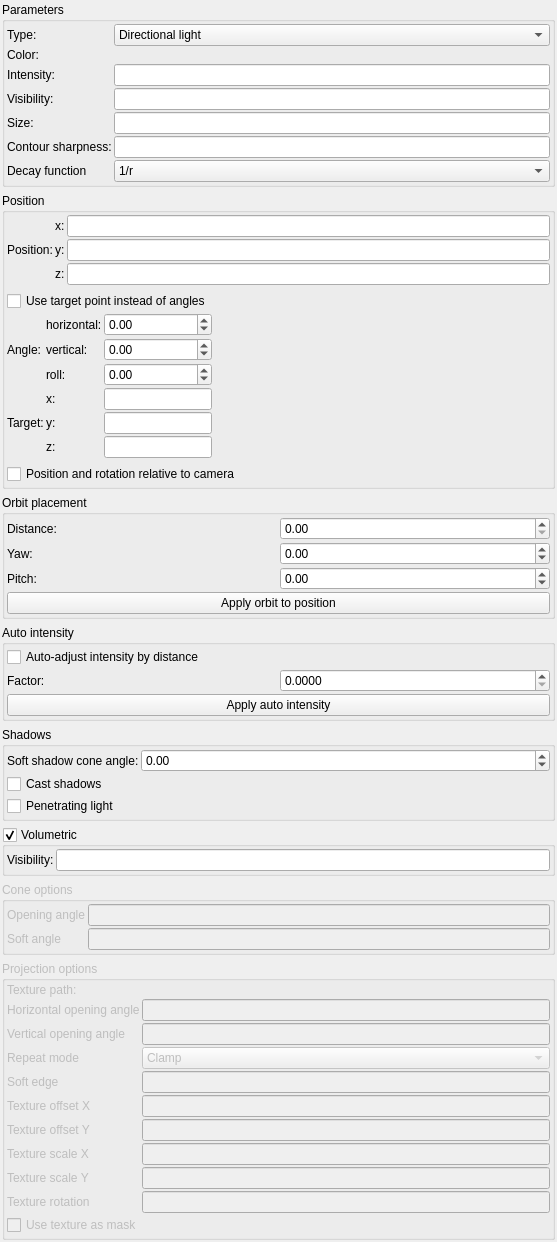
The window that mandelbulber2/qt/light_editor.ui (irinox-ctrl/mandelbulber2) describes before a commit, drawn with Qt 5.
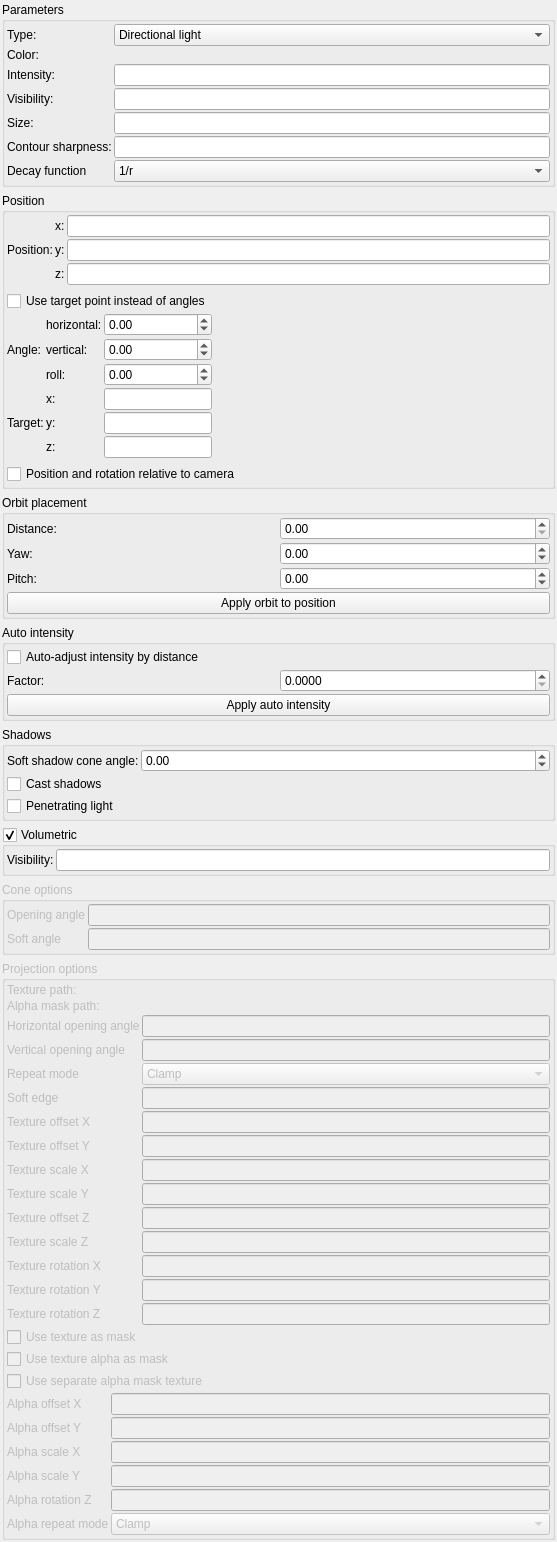
The same window after the commit. Icons and pictures are not drawn. Custom widgets are drawn as their Qt base class.

Commit message: feat: AUX light alpha mask texture + 3D projection transforms + gradient fixes

Patch:
```diff
--- a/mandelbulber2/qt/light_editor.ui
+++ b/mandelbulber2/qt/light_editor.ui
@@ -1000,6 +1000,32 @@
           </property>
          </widget>
         </item>
+        <item row="1" column="1">
+         <widget class="FileSelectWidget" name="text_file_texture_alpha" native="true">
+          <property name="sizePolicy">
+           <sizepolicy hsizetype="Expanding" vsizetype="Preferred">
+            <horstretch>0</horstretch>
+            <verstretch>0</verstretch>
+           </sizepolicy>
+          </property>
+          <property name="toolTip">
+           <string>&lt;html&gt;&lt;head/&gt;&lt;body&gt;&lt;p&gt;Path to an optional alpha mask texture. When &amp;quot;Use texture alpha as mask&amp;quot; is enabled, this image's brightness controls where the projection light is visible (white = full light, black = no light).&lt;/p&gt;&lt;/body&gt;&lt;/html&gt;</string>
+          </property>
+         </widget>
+        </item>
+        <item row="1" column="0">
+         <widget class="QLabel" name="label_alpha_texture">
+          <property name="sizePolicy">
+           <sizepolicy hsizetype="Maximum" vsizetype="Preferred">
+            <horstretch>0</horstretch>
+            <verstretch>0</verstretch>
+           </sizepolicy>
+          </property>
+          <property name="text">
+           <string>Alpha mask path:</string>
+          </property>
+         </widget>
+        </item>
        </layout>
       </item>
       <item>
@@ -1158,7 +1184,7 @@
          </widget>
         </item>
         <item row="6" column="0">
-         <widget class="QLabel" name="label_texture_scale_x">
+         <widget class="QLabel" name="label_texture_offset_z">
           <property name="sizePolicy">
            <sizepolicy hsizetype="Maximum" vsizetype="Preferred">
             <horstretch>0</horstretch>
@@ -1174,14 +1200,14 @@
          </widget>
         </item>
         <item row="6" column="1">
-         <widget class="MyLineEdit" name="logedit_projection_texture_scale_x">
+         <widget class="MyLineEdit" name="logedit_projection_texture_offset_z">
           <property name="toolTip">
            <string>&lt;html&gt;&lt;head/&gt;&lt;body&gt;&lt;p&gt;Horizontal scale of the projected texture. 1.0 = original size.&lt;/p&gt;&lt;/body&gt;&lt;/html&gt;</string>
           </property>
          </widget>
         </item>
         <item row="7" column="0">
-         <widget class="QLabel" name="label_texture_scale_y">
+         <widget class="QLabel" name="label_texture_scale_x">
           <property name="sizePolicy">
            <sizepolicy hsizetype="Maximum" vsizetype="Preferred">
             <horstretch>0</horstretch>
@@ -1197,14 +1223,14 @@
          </widget>
         </item>
         <item row="7" column="1">
-         <widget class="MyLineEdit" name="logedit_projection_texture_scale_y">
+         <widget class="MyLineEdit" name="logedit_projection_texture_scale_x">
           <property name="toolTip">
            <string>&lt;html&gt;&lt;head/&gt;&lt;body&gt;&lt;p&gt;Vertical scale of the projected texture. 1.0 = original size.&lt;/p&gt;&lt;/body&gt;&lt;/html&gt;</string>
           </property>
          </widget>
         </item>
         <item row="8" column="0">
-         <widget class="QLabel" name="label_texture_rotation">
+         <widget class="QLabel" name="label_texture_scale_y">
           <property name="sizePolicy">
            <sizepolicy hsizetype="Maximum" vsizetype="Preferred">
             <horstretch>0</horstretch>
@@ -1212,7 +1238,7 @@
            </sizepolicy>
           </property>
           <property name="text">
-           <string>Texture rotation</string>
+           <string>Texture offset Z</string>
           </property>
           <property name="wordWrap">
            <bool>true</bool>
@@ -1220,13 +1246,105 @@
          </widget>
         </item>
         <item row="8" column="1">
-         <widget class="MyLineEdit" name="logedit_projection_texture_rotation">
+         <widget class="MyLineEdit" name="logedit_projection_texture_scale_y">
           <property name="toolTip">
            <string>&lt;html&gt;&lt;head/&gt;&lt;body&gt;&lt;p&gt;Rotation of the projected texture in degrees.&lt;/p&gt;&lt;/body&gt;&lt;/html&gt;</string>
           </property>
          </widget>
         </item>
-        <item row="9" column="0" colspan="2">
+        <item row="9" column="0">
+         <widget class="QLabel" name="label_texture_scale_z">
+          <property name="sizePolicy">
+           <sizepolicy hsizetype="Maximum" vsizetype="Preferred">
+            <horstretch>0</horstretch>
+            <verstretch>0</verstretch>
+           </sizepolicy>
+          </property>
+          <property name="text">
+           <string>Texture scale Z</string>
+          </property>
+          <property name="wordWrap">
+           <bool>true</bool>
+          </property>
+         </widget>
+        </item>
+        <item row="9" column="1">
+         <widget class="MyLineEdit" name="logedit_projection_texture_scale_z">
+          <property name="toolTip">
+           <string>&lt;html&gt;&lt;head/&gt;&lt;body&gt;&lt;p&gt;Depth scale of the projected texture. Scales the projection focus along the light direction.&lt;/p&gt;&lt;/body&gt;&lt;/html&gt;</string>
+          </property>
+         </widget>
+        </item>
+        <item row="10" column="0">
+         <widget class="QLabel" name="label_texture_rotation_x">
+          <property name="sizePolicy">
+           <sizepolicy hsizetype="Maximum" vsizetype="Preferred">
+            <horstretch>0</horstretch>
+            <verstretch>0</verstretch>
+           </sizepolicy>
+          </property>
+          <property name="text">
+           <string>Texture rotation X</string>
+          </property>
+          <property name="wordWrap">
+           <bool>true</bool>
+          </property>
+         </widget>
+        </item>
+        <item row="10" column="1">
+         <widget class="MyLineEdit" name="logedit_projection_texture_rotation_x">
+          <property name="toolTip">
+           <string>&lt;html&gt;&lt;head/&gt;&lt;body&gt;&lt;p&gt;Rotation of the projected texture around the light right axis (pitch) in degrees.&lt;/p&gt;&lt;/body&gt;&lt;/html&gt;</string>
+          </property>
+         </widget>
+        </item>
+        <item row="11" column="0">
+         <widget class="QLabel" name="label_texture_rotation_y">
+          <property name="sizePolicy">
+           <sizepolicy hsizetype="Maximum" vsizetype="Preferred">
+            <horstretch>0</horstretch>
+            <verstretch>0</verstretch>
+           </sizepolicy>
+          </property>
+          <property name="text">
+           <string>Texture rotation Y</string>
+          </property>
+          <property name="wordWrap">
+           <bool>true</bool>
+          </property>
+         </widget>
+        </item>
+        <item row="11" column="1">
+         <widget class="MyLineEdit" name="logedit_projection_texture_rotation_y">
+          <property name="toolTip">
+           <string>&lt;html&gt;&lt;head/&gt;&lt;body&gt;&lt;p&gt;Rotation of the projected texture around the light top axis (yaw) in degrees.&lt;/p&gt;&lt;/body&gt;&lt;/html&gt;</string>
+          </property>
+         </widget>
+        </item>
+        <item row="12" column="0">
+         <widget class="QLabel" name="label_texture_rotation_z">
+          <property name="sizePolicy">
+           <sizepolicy hsizetype="Maximum" vsizetype="Preferred">
+            <horstretch>0</horstretch>
+            <verstretch>0</verstretch>
+           </sizepolicy>
+          </property>
+          <property name="text">
+           <string>Texture rotation Z</string>
+          </property>
+          <property name="wordWrap">
+           <bool>true</bool>
+          </property>
+         </widget>
+        </item>
+        <item row="12" column="1">
+         <widget class="MyLineEdit" name="logedit_projection_texture_rotation_z">
+          <property name="toolTip">
+           <string>&lt;html&gt;&lt;head/&gt;&lt;body&gt;&lt;p&gt;Rotation of the projected texture around the light direction axis (roll) in degrees.&lt;/p&gt;&lt;/body&gt;&lt;/html&gt;</string>
+          </property>
+         </widget>
+        </item>
+        <item row="13" column="0" colspan="2">
          <widget class="MyCheckBox" name="checkBox_projection_use_as_mask">
           <property name="toolTip">
            <string>&lt;html&gt;&lt;head/&gt;&lt;body&gt;&lt;p&gt;Use texture as intensity mask instead of color. Light color is preserved; texture brightness controls intensity.&lt;/p&gt;&lt;/body&gt;&lt;/html&gt;</string>
@@ -1234,6 +1352,129 @@
           <property name="text">
            <string>Use texture as mask</string>
           </property>
+         </widget>
+        </item>
+        <item row="14" column="0" colspan="2">
+         <widget class="MyCheckBox" name="checkBox_projection_use_alpha_as_mask">
+          <property name="toolTip">
+           <string>&lt;html&gt;&lt;head/&gt;&lt;body&gt;&lt;p&gt;Use texture alpha channel as intensity mask instead of color. Requires a PNG or image with alpha channel.&lt;/p&gt;&lt;/body&gt;&lt;/html&gt;</string>
+          </property>
+          <property name="text">
+           <string>Use texture alpha as mask</string>
+          </property>
+         </widget>
+        </item>
+        <item row="15" column="0" colspan="2">
+         <widget class="MyCheckBox" name="checkBox_projection_use_texture_alpha_as_mask">
+          <property name="toolTip">
+           <string>&lt;html&gt;&lt;head/&gt;&lt;body&gt;&lt;p&gt;Use a separate alpha mask texture to control projection light visibility. The alpha mask path must be set above.&lt;/p&gt;&lt;/body&gt;&lt;/html&gt;</string>
+          </property>
+          <property name="text">
+           <string>Use separate alpha mask texture</string>
+          </property>
+         </widget>
+        </item>
+       </layout>
+      </item>
+      <item>
+       <layout class="QGridLayout" name="gridLayout_alpha">
+        <item row="0" column="0">
+         <widget class="QLabel" name="label_alpha_offset_x">
+          <property name="text">
+           <string>Alpha offset X</string>
+          </property>
+         </widget>
+        </item>
+        <item row="0" column="1">
+         <widget class="MyLineEdit" name="logedit_alpha_texture_offset_x">
+          <property name="toolTip">
+           <string>Horizontal offset of the alpha mask texture in UV space.</string>
+          </property>
+         </widget>
+        </item>
+        <item row="1" column="0">
+         <widget class="QLabel" name="label_alpha_offset_y">
+          <property name="text">
+           <string>Alpha offset Y</string>
+          </property>
+         </widget>
+        </item>
+        <item row="1" column="1">
+         <widget class="MyLineEdit" name="logedit_alpha_texture_offset_y">
+          <property name="toolTip">
+           <string>Vertical offset of the alpha mask texture in UV space.</string>
+          </property>
+         </widget>
+        </item>
+        <item row="2" column="0">
+         <widget class="QLabel" name="label_alpha_scale_x">
+          <property name="text">
+           <string>Alpha scale X</string>
+          </property>
+         </widget>
+        </item>
+        <item row="2" column="1">
+         <widget class="MyLineEdit" name="logedit_alpha_texture_scale_x">
+          <property name="toolTip">
+           <string>Horizontal scale of the alpha mask texture. 1.0 = original size.</string>
+          </property>
+         </widget>
+        </item>
+        <item row="3" column="0">
+         <widget class="QLabel" name="label_alpha_scale_y">
+          <property name="text">
+           <string>Alpha scale Y</string>
+          </property>
+         </widget>
+        </item>
+        <item row="3" column="1">
+         <widget class="MyLineEdit" name="logedit_alpha_texture_scale_y">
+          <property name="toolTip">
+           <string>Vertical scale of the alpha mask texture. 1.0 = original size.</string>
+          </property>
+         </widget>
+        </item>
+        <item row="4" column="0">
+         <widget class="QLabel" name="label_alpha_rotation_z">
+          <property name="text">
+           <string>Alpha rotation Z</string>
+          </property>
+         </widget>
+        </item>
+        <item row="4" column="1">
+         <widget class="MyLineEdit" name="logedit_alpha_texture_rotation_z">
+          <property name="toolTip">
+           <string>Rotation of the alpha mask texture around the light direction axis in degrees.</string>
+          </property>
+         </widget>
+        </item>
+        <item row="5" column="0">
+         <widget class="QLabel" name="label_alpha_repeat_mode">
+          <property name="text">
+           <string>Alpha repeat mode</string>
+          </property>
+         </widget>
+        </item>
+        <item row="5" column="1">
+         <widget class="MyComboBox" name="comboBox_alpha_texture_repeat_mode">
+          <property name="toolTip">
+           <string>Alpha mask texture repeat mode.</string>
+          </property>
+          <item>
+           <property name="text">
+            <string>Clamp</string>
+           </property>
+          </item>
+          <item>
+           <property name="text">
+            <string>Repeat</string>
+           </property>
+          </item>
+          <item>
+           <property name="text">
+            <string>Mirror</string>
+           </property>
+          </item>
          </widget>
         </item>
        </layout>
```
Left out of the diff: 2 changed lines with no effect on the pictures. The commit also changes 34 other files.
